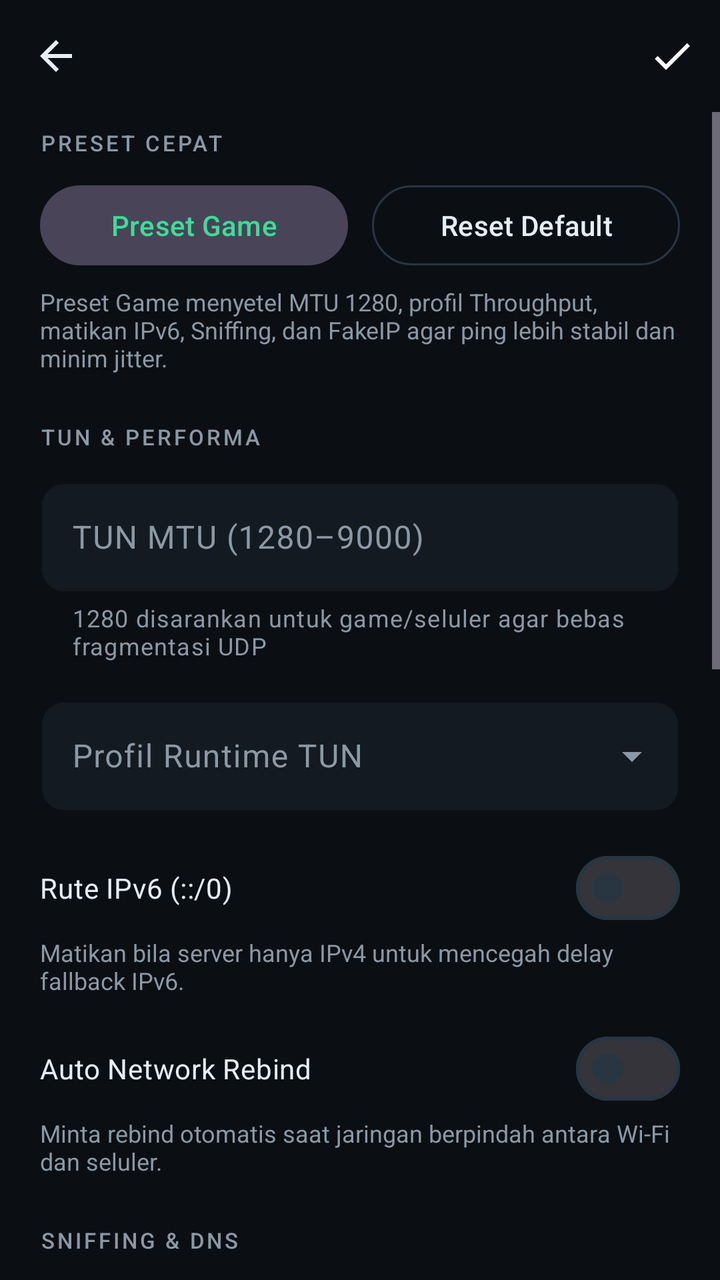
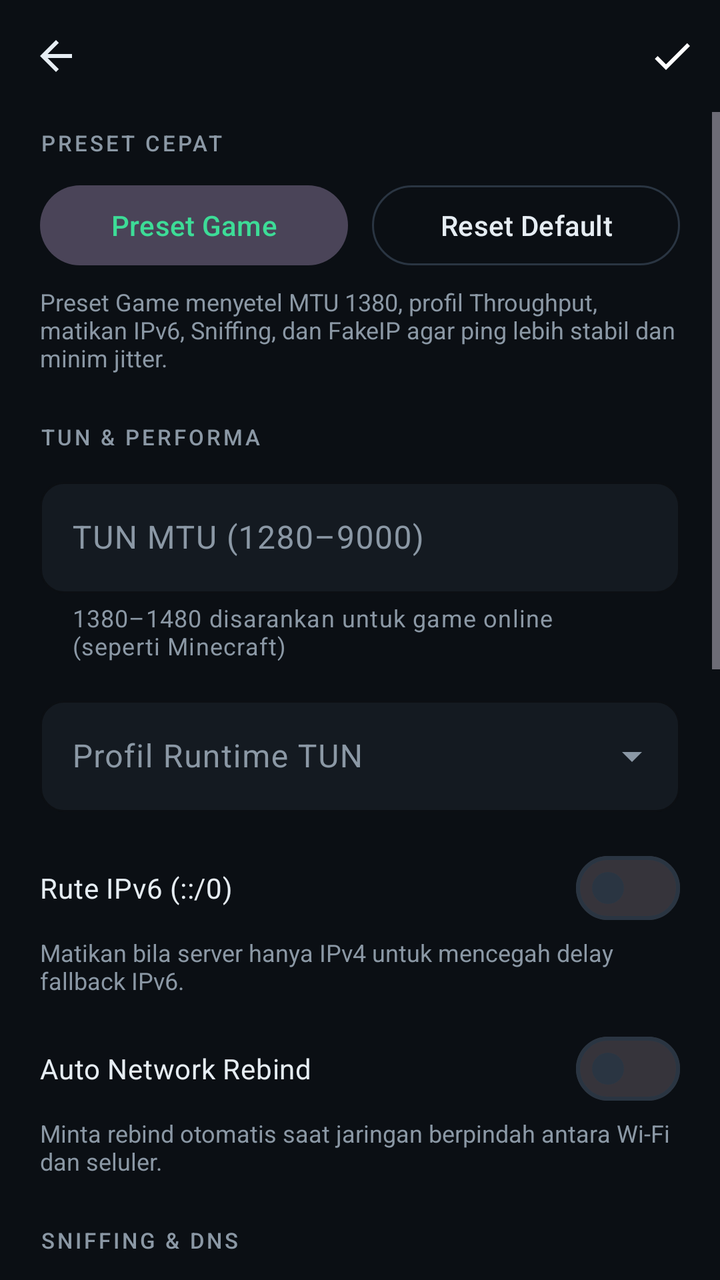

Screens rendered from an Android XML layout before and after an edit, with the pre-edit source and the edit as a unified diff.
<!-- AndroidManifest.xml: application theme Theme.RustRay -->
<!-- res/layout/activity_settings.xml -->
<?xml version="1.0" encoding="utf-8"?>
<LinearLayout xmlns:android="http://schemas.android.com/apk/res/android"
    xmlns:app="http://schemas.android.com/apk/res-auto"
    android:id="@+id/root"
    android:layout_width="match_parent"
    android:layout_height="match_parent"
    android:background="@color/bg"
    android:orientation="vertical">

    <com.google.android.material.appbar.MaterialToolbar
        android:id="@+id/toolbarSettings"
        android:layout_width="match_parent"
        android:layout_height="56dp"
        android:background="@color/bg"
        android:title="Pengaturan Teknis"
        android:titleTextColor="@color/text"
        app:menu="@menu/edit"
        app:navigationIcon="@drawable/ic_back"
        app:navigationIconTint="@color/text" />

    <ScrollView
        android:layout_width="match_parent"
        android:layout_height="0dp"
        android:layout_weight="1"
        android:clipToPadding="false"
        android:fillViewport="true">

        <LinearLayout
            android:layout_width="match_parent"
            android:layout_height="wrap_content"
            android:orientation="vertical"
            android:paddingStart="20dp"
            android:paddingEnd="20dp"
            android:paddingBottom="40dp">

            <TextView
                android:layout_width="wrap_content"
                android:layout_height="wrap_content"
                android:layout_marginTop="8dp"
                android:text="PRESET CEPAT"
                android:textAppearance="@style/TextAppearance.RustRay.Label" />

            <LinearLayout
                android:layout_width="match_parent"
                android:layout_height="wrap_content"
                android:layout_marginTop="10dp"
                android:orientation="horizontal">

                <com.google.android.material.button.MaterialButton
                    android:id="@+id/btnPresetGaming"
                    style="@style/Widget.Material3.Button.TonalButton"
                    android:layout_width="0dp"
                    android:layout_height="wrap_content"
                    android:layout_marginEnd="6dp"
                    android:layout_weight="1"
                    android:text="Preset Game"
                    android:textColor="@color/primary" />

                <com.google.android.material.button.MaterialButton
                    android:id="@+id/btnPresetDefault"
                    style="@style/Widget.Material3.Button.OutlinedButton"
                    android:layout_width="0dp"
                    android:layout_height="wrap_content"
                    android:layout_marginStart="6dp"
                    android:layout_weight="1"
                    android:text="Reset Default"
                    android:textColor="@color/text" />
            </LinearLayout>

            <TextView
                android:layout_width="match_parent"
                android:layout_height="wrap_content"
                android:layout_marginTop="6dp"
                android:text="Preset Game menyetel MTU 1280, profil Throughput, matikan IPv6, Sniffing, dan FakeIP agar ping lebih stabil dan minim jitter."
                android:textColor="@color/text_dim"
                android:textSize="12sp" />

            <TextView
                android:layout_width="wrap_content"
                android:layout_height="wrap_content"
                android:layout_marginTop="24dp"
                android:text="TUN &amp; PERFORMA"
                android:textAppearance="@style/TextAppearance.RustRay.Label" />

            <com.google.android.material.textfield.TextInputLayout
                android:id="@+id/tilMtu"
                android:layout_width="match_parent"
                android:layout_height="wrap_content"
                android:layout_marginTop="10dp"
                android:hint="TUN MTU (1280–9000)"
                app:helperText="1280 disarankan untuk game/seluler agar bebas fragmentasi UDP"
                app:helperTextTextColor="@color/text_dim">

                <com.google.android.material.textfield.TextInputEditText
                    android:id="@+id/etMtu"
                    android:layout_width="match_parent"
                    android:layout_height="wrap_content"
                    android:inputType="number"
                    android:maxLines="1" />
            </com.google.android.material.textfield.TextInputLayout>

            <com.google.android.material.textfield.TextInputLayout
                android:id="@+id/tilRuntimeProfile"
                style="@style/Widget.RustRay.TextInput.Dropdown"
                android:layout_width="match_parent"
                android:layout_height="wrap_content"
                android:layout_marginTop="14dp"
                android:hint="Profil Runtime TUN">

                <com.google.android.material.textfield.MaterialAutoCompleteTextView
                    android:id="@+id/ddRuntimeProfile"
                    android:layout_width="match_parent"
                    android:layout_height="wrap_content"
                    android:inputType="none" />
            </com.google.android.material.textfield.TextInputLayout>

            <com.google.android.material.materialswitch.MaterialSwitch
                android:id="@+id/swIpv6"
                android:layout_width="match_parent"
                android:layout_height="wrap_content"
                android:layout_marginTop="14dp"
                android:text="Rute IPv6 (::/0)"
                android:textColor="@color/text" />

            <TextView
                android:layout_width="match_parent"
                android:layout_height="wrap_content"
                android:text="Matikan bila server hanya IPv4 untuk mencegah delay fallback IPv6."
                android:textColor="@color/text_dim"
                android:textSize="12sp" />

            <com.google.android.material.materialswitch.MaterialSwitch
                android:id="@+id/swRebind"
                android:layout_width="match_parent"
                android:layout_height="wrap_content"
                android:layout_marginTop="12dp"
                android:text="Auto Network Rebind"
                android:textColor="@color/text" />

            <TextView
                android:layout_width="match_parent"
                android:layout_height="wrap_content"
                android:text="Minta rebind otomatis saat jaringan berpindah antara Wi-Fi dan seluler."
                android:textColor="@color/text_dim"
                android:textSize="12sp" />

            <TextView
                android:layout_width="wrap_content"
                android:layout_height="wrap_content"
                android:layout_marginTop="24dp"
                android:text="SNIFFING &amp; DNS"
                android:textAppearance="@style/TextAppearance.RustRay.Label" />

            <com.google.android.material.materialswitch.MaterialSwitch
                android:id="@+id/swSniffing"
                android:layout_width="match_parent"
                android:layout_height="wrap_content"
                android:layout_marginTop="10dp"
                android:text="Sniffing Paket (HTTP / TLS / QUIC)"
                android:textColor="@color/text" />

            <TextView
                android:layout_width="match_parent"
                android:layout_height="wrap_content"
                android:text="Matikan untuk mengurangi latensi inspeksi awal pada paket game."
                android:textColor="@color/text_dim"
                android:textSize="12sp" />

            <com.google.android.material.materialswitch.MaterialSwitch
                android:id="@+id/swSniffingMetadata"
                android:layout_width="match_parent"
                android:layout_height="wrap_content"
                android:layout_marginTop="10dp"
                android:text="Sniffing Metadata Only"
                android:textColor="@color/text" />

            <com.google.android.material.materialswitch.MaterialSwitch
                android:id="@+id/swFakeIp"
                android:layout_width="match_parent"
                android:layout_height="wrap_content"
                android:layout_marginTop="12dp"
                android:text="FakeIP DNS (198.19.0.0/16)"
                android:textColor="@color/text" />

            <TextView
                android:layout_width="match_parent"
                android:layout_height="wrap_content"
                android:text="Matikan jika game/VoIP/anti-cheat bermasalah dengan IP palsu; DNS akan memakai server di bawah."
                android:textColor="@color/text_dim"
                android:textSize="12sp" />

            <com.google.android.material.textfield.TextInputLayout
                android:id="@+id/tilDnsServers"
                android:layout_width="match_parent"
                android:layout_height="wrap_content"
                android:layout_marginTop="14dp"
                android:hint="DNS Servers (pisahkan koma)"
                app:helperText="Contoh: 1.1.1.1, 8.8.8.8 (dipakai saat FakeIP mati)"
                app:helperTextTextColor="@color/text_dim">

                <com.google.android.material.textfield.TextInputEditText
                    android:id="@+id/etDnsServers"
                    android:layout_width="match_parent"
                    android:layout_height="wrap_content"
                    android:inputType="textUri"
                    android:maxLines="2" />
            </com.google.android.material.textfield.TextInputLayout>

            <com.google.android.material.textfield.TextInputLayout
                android:id="@+id/tilQueryStrategy"
                style="@style/Widget.RustRay.TextInput.Dropdown"
                android:layout_width="match_parent"
                android:layout_height="wrap_content"
                android:layout_marginTop="14dp"
                android:hint="DNS Query Strategy">

                <com.google.android.material.textfield.MaterialAutoCompleteTextView
                    android:id="@+id/ddQueryStrategy"
                    android:layout_width="match_parent"
                    android:layout_height="wrap_content"
                    android:inputType="none" />
            </com.google.android.material.textfield.TextInputLayout>

            <TextView
                android:layout_width="wrap_content"
                android:layout_height="wrap_content"
                android:layout_marginTop="24dp"
                android:text="SPLIT TUNNELING (PER-APP VPN)"
                android:textAppearance="@style/TextAppearance.RustRay.Label" />

            <com.google.android.material.textfield.TextInputLayout
                android:id="@+id/tilSplitMode"
                style="@style/Widget.RustRay.TextInput.Dropdown"
                android:layout_width="match_parent"
                android:layout_height="wrap_content"
                android:layout_marginTop="10dp"
                android:hint="Mode Split Tunneling">

                <com.google.android.material.textfield.MaterialAutoCompleteTextView
                    android:id="@+id/ddSplitMode"
                    android:layout_width="match_parent"
                    android:layout_height="wrap_content"
                    android:inputType="none" />
            </com.google.android.material.textfield.TextInputLayout>

            <com.google.android.material.button.MaterialButton
                android:id="@+id/btnPickApps"
                style="@style/Widget.Material3.Button.OutlinedButton"
                android:layout_width="match_parent"
                android:layout_height="wrap_content"
                android:layout_marginTop="12dp"
                android:text="Pilih Aplikasi (0 terpilih)"
                android:textColor="@color/text" />

            <TextView
                android:layout_width="match_parent"
                android:layout_height="wrap_content"
                android:layout_marginTop="6dp"
                android:text="Gunakan 'Hanya aplikasi terpilih' untuk mengisolasi trafik game agar tidak terganggu download/update aplikasi lain."
                android:textColor="@color/text_dim"
                android:textSize="12sp" />
        </LinearLayout>
    </ScrollView>
</LinearLayout>
<!-- resources referenced by this layout -->
<resources>
  <color name="bg">#0B0F14</color>
  <color name="primary">#3DDC97</color>
  <color name="text">#E6EDF3</color>
  <color name="text_dim">#8B98A5</color>
  <!-- drawable ic_back (drawable) -->
  <vector xmlns:android="http://schemas.android.com/apk/res/android"
      android:width="24dp" android:height="24dp"
      android:viewportWidth="24" android:viewportHeight="24">
      <path android:fillColor="#FFFFFFFF" android:pathData="M20,11H7.83l5.59,-5.59L12,4l-8,8 8,8 1.41,-1.41L7.83,13H20v-2z" />
  </vector>
  <style name="TextAppearance.RustRay.Label" parent="TextAppearance.Material3.LabelSmall">
          <item name="android:textColor">@color/text_dim</item>
          <item name="android:letterSpacing">0.12</item>
      </style>
  <style name="Widget.RustRay.TextInput.Dropdown" parent="Widget.Material3.TextInputLayout.OutlinedBox.ExposedDropdownMenu">
          <item name="boxBackgroundColor">@color/surface</item>
          <item name="boxStrokeColor">@color/primary</item>
          <item name="hintTextColor">@color/text_dim</item>
          <item name="boxCornerRadiusTopStart">12dp</item>
          <item name="boxCornerRadiusTopEnd">12dp</item>
          <item name="boxCornerRadiusBottomStart">12dp</item>
          <item name="boxCornerRadiusBottomEnd">12dp</item>
      </style>
  <style name="Theme.RustRay" parent="Theme.Material3.Dark.NoActionBar">
          <item name="colorPrimary">@color/primary</item>
          <item name="colorOnPrimary">@color/on_primary</item>
          <item name="colorPrimaryContainer">@color/surface_3</item>
          <item name="colorOnPrimaryContainer">@color/text</item>
          <item name="colorSecondary">@color/accent</item>
          <item name="colorOnSecondary">@color/bg</item>
          <item name="colorError">@color/error</item>
          <item name="colorSurface">@color/surface</item>
          <item name="colorOnSurface">@color/text</item>
          <item name="colorSurfaceVariant">@color/surface_2</item>
          <item name="colorOnSurfaceVariant">@color/text_dim</item>
          <item name="colorOutline">@color/outline</item>
          <item name="android:colorBackground">@color/bg</item>
          <item name="android:windowBackground">@color/bg</item>
          <item name="android:statusBarColor">@color/bg</item>
          <item name="android:navigationBarColor">@color/bg</item>
          <item name="android:windowLightStatusBar">false</item>
          <item name="materialCardViewStyle">@style/Widget.RustRay.Card</item>
          <item name="textInputStyle">@style/Widget.RustRay.TextInput</item>
      </style>
  <color name="surface">#141A21</color>
  <color name="on_primary">#04140D</color>
  <color name="surface_3">#232E3A</color>
  <color name="accent">#7AA2F7</color>
  <color name="error">#FF6B6B</color>
  <color name="surface_2">#1C242E</color>
  <color name="outline">#2A3542</color>
  <style name="Widget.RustRay.Card" parent="Widget.Material3.CardView.Filled">
          <item name="cardBackgroundColor">@color/surface</item>
          <item name="cardCornerRadius">20dp</item>
          <item name="cardElevation">0dp</item>
          <item name="strokeWidth">1dp</item>
          <item name="strokeColor">@color/outline</item>
      </style>
  <style name="Widget.RustRay.TextInput" parent="Widget.Material3.TextInputLayout.OutlinedBox">
          <item name="boxBackgroundColor">@color/surface</item>
          <item name="boxStrokeColor">@color/primary</item>
          <item name="hintTextColor">@color/text_dim</item>
          <item name="boxCornerRadiusTopStart">12dp</item>
          <item name="boxCornerRadiusTopEnd">12dp</item>
          <item name="boxCornerRadiusBottomStart">12dp</item>
          <item name="boxCornerRadiusBottomEnd">12dp</item>
      </style>
</resources>

<!-- the commit's change to res/layout/activity_settings.xml (unified diff, before → after) -->
@@ -71,7 +71,7 @@
                 android:layout_width="match_parent"
                 android:layout_height="wrap_content"
                 android:layout_marginTop="6dp"
-                android:text="Preset Game menyetel MTU 1280, profil Throughput, matikan IPv6, Sniffing, dan FakeIP agar ping lebih stabil dan minim jitter."
+                android:text="Preset Game menyetel MTU 1380, profil Throughput, matikan IPv6, Sniffing, dan FakeIP agar ping lebih stabil dan minim jitter."
                 android:textColor="@color/text_dim"
                 android:textSize="12sp" />
 
@@ -88,7 +88,7 @@
                 android:layout_height="wrap_content"
                 android:layout_marginTop="10dp"
                 android:hint="TUN MTU (1280–9000)"
-                app:helperText="1280 disarankan untuk game/seluler agar bebas fragmentasi UDP"
+                app:helperText="1380–1480 disarankan untuk game online (seperti Minecraft)"
                 app:helperTextTextColor="@color/text_dim">
 
                 <com.google.android.material.textfield.TextInputEditText
